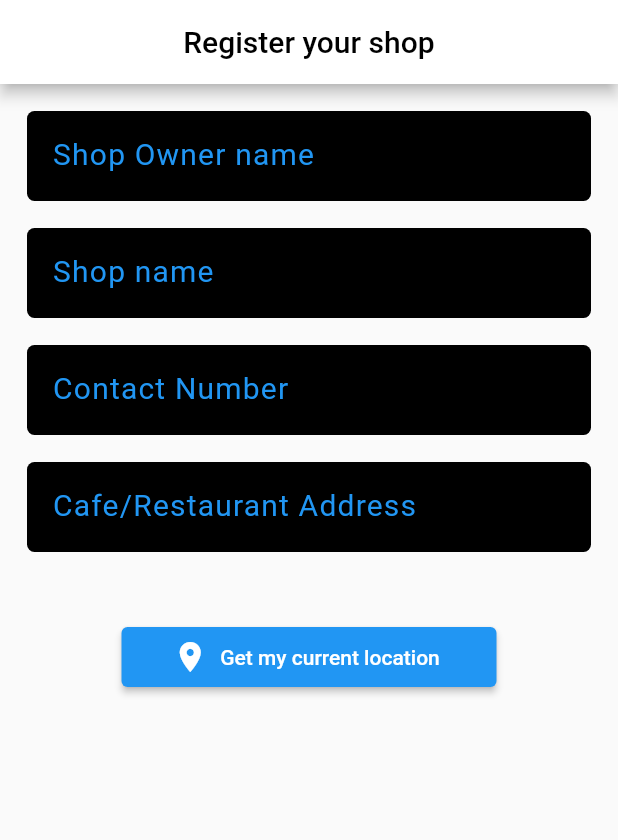
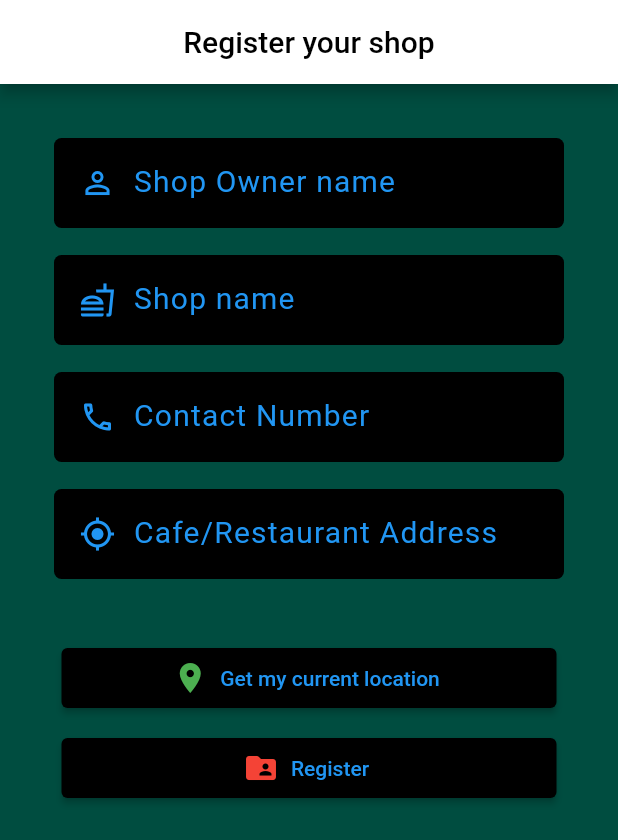
Before and after one commit to Shebin-PR/Seller_App, a Flutter app: the HomeScreen screen opened directly, on a phone screen of 412 x 824 dp. Shown: the top 840 px of the screen. Run offline on Flutter 3.47's test engine with Material 2 defaults, Android fonts, the light colour scheme and no system bars; our stand-ins replace firebase_auth, firebase_core, get, pin_input_text_field, shared_preferences; accounts and stored records are empty.

Commit message:
registration_page

```diff
--- a/lib/Screens/homescreen.dart
+++ b/lib/Screens/homescreen.dart
@@ -1,4 +1,3 @@
-import 'package:firebase_auth/firebase_auth.dart';
 import 'package:flutter/material.dart';
 
 class HomeScreen extends StatefulWidget {
@@ -9,12 +8,18 @@ class HomeScreen extends StatefulWidget {
 }
 
 class _HomeScreenState extends State<HomeScreen> {
-  final _auth = FirebaseAuth.instance;
+  // final _auth = FirebaseAuth.instance;
+
+  TextEditingController shopOwnerName = TextEditingController();
+  TextEditingController shopName = TextEditingController();
+  TextEditingController contactNumber = TextEditingController();
+  TextEditingController cafeAddress = TextEditingController();
 
   @override
   Widget build(BuildContext context) {
     return SafeArea(
       child: Scaffold(
+        backgroundColor: Colors.teal[900],
         appBar: AppBar(
           backgroundColor: Colors.white,
           title: const Text(
@@ -27,7 +32,16 @@ class _HomeScreenState extends State<HomeScreen> {
           child: Column(
             children: [
               Padding(
-                padding: const EdgeInsets.only(top: 18, left: 18, right: 18),
+                padding: const EdgeInsets.all(18.0),
+                child: Container(
+                  decoration: BoxDecoration(
+                    borderRadius: BorderRadius.circular(10),
+                  ),
+                  child: Column(
+                    children: [
+                      Padding(
+                        padding:
+                            const EdgeInsets.only(top: 18, left: 18, right: 18),
                         child: Container(
                           height: 60,
                           decoration: BoxDecoration(
@@ -37,15 +51,23 @@ class _HomeScreenState extends State<HomeScreen> {
                           child: Padding(
                             padding: const EdgeInsets.all(5.0),
                             child: TextFormField(
+                              controller: shopOwnerName,
                               style: const TextStyle(
                                 color: Colors.white,
                                 letterSpacing: 0.8,
                                 fontSize: 16,
                               ),
                               decoration: InputDecoration(
+                                prefixIcon: const Icon(
+                                  Icons.person_outline_outlined,
+                                  color: Colors.blue,
+                                ),
                                 label: const Text(
                                   "Shop Owner name",
-                          style: TextStyle(color: Colors.blue, fontSize: 20),
+                                  style: TextStyle(
+                                    color: Colors.blue,
+                                    fontSize: 20,
+                                  ),
                                 ),
                                 border: OutlineInputBorder(
                                   borderRadius: BorderRadius.circular(5),
@@ -56,7 +78,8 @@ class _HomeScreenState extends State<HomeScreen> {
                         ),
                       ),
                       Padding(
-                padding: const EdgeInsets.only(top: 18, left: 18, right: 18),
+                        padding:
+                            const EdgeInsets.only(top: 18, left: 18, right: 18),
                         child: Container(
                           height: 60,
                           decoration: BoxDecoration(
@@ -66,15 +89,23 @@ class _HomeScreenState extends State<HomeScreen> {
                           child: Padding(
                             padding: const EdgeInsets.all(5.0),
                             child: TextFormField(
+                              controller: shopName,
                               style: const TextStyle(
                                 color: Colors.white,
                                 letterSpacing: 0.8,
                                 fontSize: 16,
                               ),
                               decoration: InputDecoration(
+                                prefixIcon: const Icon(
+                                  Icons.fastfood_outlined,
+                                  color: Colors.blue,
+                                ),
                                 label: const Text(
                                   "Shop name",
-                          style: TextStyle(color: Colors.blue, fontSize: 20),
+                                  style: TextStyle(
+                                    color: Colors.blue,
+                                    fontSize: 20,
+                                  ),
                                 ),
                                 border: OutlineInputBorder(
                                   borderRadius: BorderRadius.circular(5),
@@ -85,7 +116,8 @@ class _HomeScreenState extends State<HomeScreen> {
                         ),
                       ),
                       Padding(
-                padding: const EdgeInsets.only(top: 18, left: 18, right: 18),
+                        padding:
+                            const EdgeInsets.only(top: 18, left: 18, right: 18),
                         child: Container(
                           height: 60,
                           decoration: BoxDecoration(
@@ -95,15 +127,23 @@ class _HomeScreenState extends State<HomeScreen> {
                           child: Padding(
                             padding: const EdgeInsets.all(5.0),
                             child: TextFormField(
+                              controller: contactNumber,
                               style: const TextStyle(
                                 color: Colors.white,
                                 letterSpacing: 0.8,
                                 fontSize: 16,
                               ),
                               decoration: InputDecoration(
+                                prefixIcon: const Icon(
+                                  Icons.phone_outlined,
+                                  color: Colors.blue,
+                                ),
                                 label: const Text(
                                   "Contact Number",
-                          style: TextStyle(color: Colors.blue, fontSize: 20),
+                                  style: TextStyle(
+                                    color: Colors.blue,
+                                    fontSize: 20,
+                                  ),
                                 ),
                                 border: OutlineInputBorder(
                                   borderRadius: BorderRadius.circular(5),
@@ -114,7 +154,12 @@ class _HomeScreenState extends State<HomeScreen> {
                         ),
                       ),
                       Padding(
-                padding: const EdgeInsets.only(top: 18, left: 18, right: 18),
+                        padding: const EdgeInsets.only(
+                          top: 18,
+                          left: 18,
+                          right: 18,
+                          bottom: 18,
+                        ),
                         child: Container(
                           height: 60,
                           decoration: BoxDecoration(
@@ -124,15 +169,23 @@ class _HomeScreenState extends State<HomeScreen> {
                           child: Padding(
                             padding: const EdgeInsets.all(5.0),
                             child: TextFormField(
+                              controller: cafeAddress,
                               style: const TextStyle(
                                 color: Colors.white,
                                 letterSpacing: 0.8,
                                 fontSize: 16,
                               ),
                               decoration: InputDecoration(
+                                prefixIcon: Icon(
+                                  Icons.my_location,
+                                  color: Colors.blue,
+                                ),
                                 label: const Text(
                                   "Cafe/Restaurant Address",
-                          style: TextStyle(color: Colors.blue, fontSize: 20),
+                                  style: TextStyle(
+                                    color: Colors.blue,
+                                    fontSize: 20,
+                                  ),
                                 ),
                                 border: OutlineInputBorder(
                                   borderRadius: BorderRadius.circular(5),
@@ -142,18 +195,61 @@ class _HomeScreenState extends State<HomeScreen> {
                           ),
                         ),
                       ),
+                      // const SizedBox(
+                      //   height: 50,
+                      // ),
+                    ],
+                  ),
+                ),
+              ),
               const SizedBox(
-                height: 50,
+                height: 10,
+              ),
+              Container(
+                width: 370,
+                decoration: BoxDecoration(
+                  borderRadius: BorderRadius.circular(10),
+                ),
+                child: Column(
+                  children: [
+                    SizedBox(
+                      width: 330,
+                      height: 40,
+                      child: ElevatedButton.icon(
+                        style: ElevatedButton.styleFrom(primary: Colors.black),
+                        onPressed: () {},
+                        icon: const Icon(
+                          Icons.location_on,
+                          color: Colors.green,
+                        ),
+                        label: const Text(
+                          "Get my current location",
+                          style: TextStyle(color: Colors.blue),
+                        ),
+                      ),
+                    ),
+                    const SizedBox(
+                      height: 20,
                     ),
                     SizedBox(
-                width: 250,
+                      width: 330,
                       height: 40,
                       child: ElevatedButton.icon(
+                        style: ElevatedButton.styleFrom(primary: Colors.black),
                         onPressed: () {},
-                  icon: const Icon(Icons.location_on),
-                  label: const Text("Get my current location"),
+                        icon: const Icon(
+                          Icons.folder_shared_rounded,
+                          color: Colors.red,
                         ),
-              )
+                        label: const Text(
+                          "Register",
+                          style: TextStyle(color: Colors.blue),
+                        ),
+                      ),
+                    ),
+                  ],
+                ),
+              ),
             ],
           ),
         ),
--- a/lib/Screens/verification.dart
+++ b/lib/Screens/verification.dart
@@ -32,9 +32,9 @@ class Verification extends StatelessWidget {
         "PLEASE ENTER VALID OTP",
         snackPosition: SnackPosition.BOTTOM,
       );
-      print(
-        "Failed to sign in: " + e.toString(),
-      );
+      // print(
+      //   "Failed to sign in: " + e.toString(),
+      // );
     }
   }
 
@@ -70,7 +70,6 @@ class Verification extends StatelessWidget {
 
   Row landscapeMode(BuildContext context, double maxHeight, double maxWidth) {
     return Row(
-      mainAxisAlignment: MainAxisAlignment.start,
       children: [
         imgpart(context, maxHeight * 1.2),
         Column(
@@ -84,7 +83,7 @@ class Verification extends StatelessWidget {
                 ),
               ],
             ),
-            Container(
+            SizedBox(
               width: maxWidth / 1.5,
               height: maxHeight / 4,
               child: PinInputTextField(
--- a/pubspec.yaml
+++ b/pubspec.yaml
@@ -42,6 +42,7 @@ dependencies:
   cloud_firestore: ^3.1.7
   firebase_core: ^1.12.0
   pin_input_text_field: ^4.1.1
+  image_picker: ^0.8.4+6
 
 dev_dependencies:
   flutter_test:
```
Also changed, not shown: pubspec.lock. Lines whose indentation alone changed are shown as unchanged.
